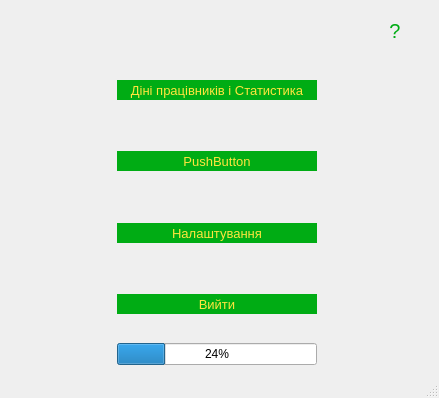
Odavinh/star-qt, file Automated_accounting_system_for_livestock_farms/mainwindow.ui: the form before one commit.
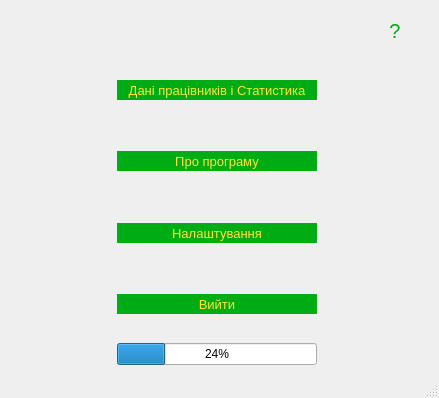
The form after the commit.

What changed in the file:
```diff
--- a/Automated_accounting_system_for_livestock_farms/mainwindow.ui
+++ b/Automated_accounting_system_for_livestock_farms/mainwindow.ui
@@ -131,7 +131,7 @@
 }</string>
       </property>
       <property name="text">
-       <string>Діні працівників і Статистика</string>
+       <string>Дaні працівників і Статистика</string>
       </property>
      </widget>
     </item>
@@ -200,7 +200,7 @@
 }</string>
       </property>
       <property name="text">
-       <string>PushButton</string>
+       <string>Про програму</string>
       </property>
      </widget>
     </item>
```
